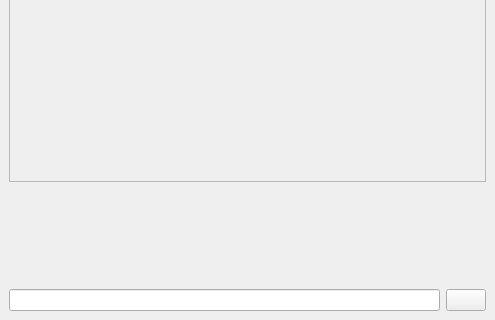
First picture: the form in mainwindow.ui, repository dimitris47/chores, before the edit; both pictures show x 0 to 495 and y 336 to 656 of the 495 by 656 pixel window.
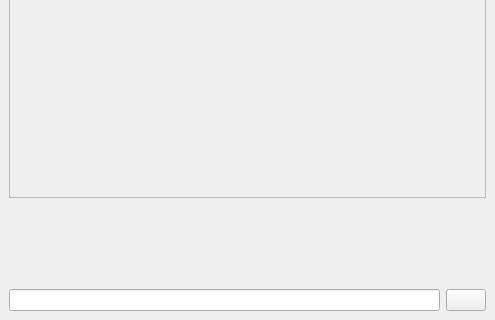
Second picture: the form after the edit. Icons and pictures are not drawn.

Commit message: increase minimum scrollable area

Patch:
```diff
--- a/mainwindow.ui
+++ b/mainwindow.ui
@@ -71,7 +71,7 @@
       <property name="minimumSize">
        <size>
         <width>0</width>
-        <height>480</height>
+        <height>496</height>
        </size>
       </property>
       <property name="verticalScrollBarPolicy">
@@ -81,7 +81,7 @@
        <enum>Qt::ScrollBarAsNeeded</enum>
       </property>
       <property name="sizeAdjustPolicy">
-       <enum>QAbstractScrollArea::AdjustIgnored</enum>
+       <enum>QAbstractScrollArea::AdjustToContents</enum>
       </property>
       <property name="widgetResizable">
        <bool>true</bool>
@@ -95,7 +95,7 @@
          <x>0</x>
          <y>0</y>
          <width>475</width>
-         <height>478</height>
+         <height>494</height>
         </rect>
        </property>
       </widget>
```
